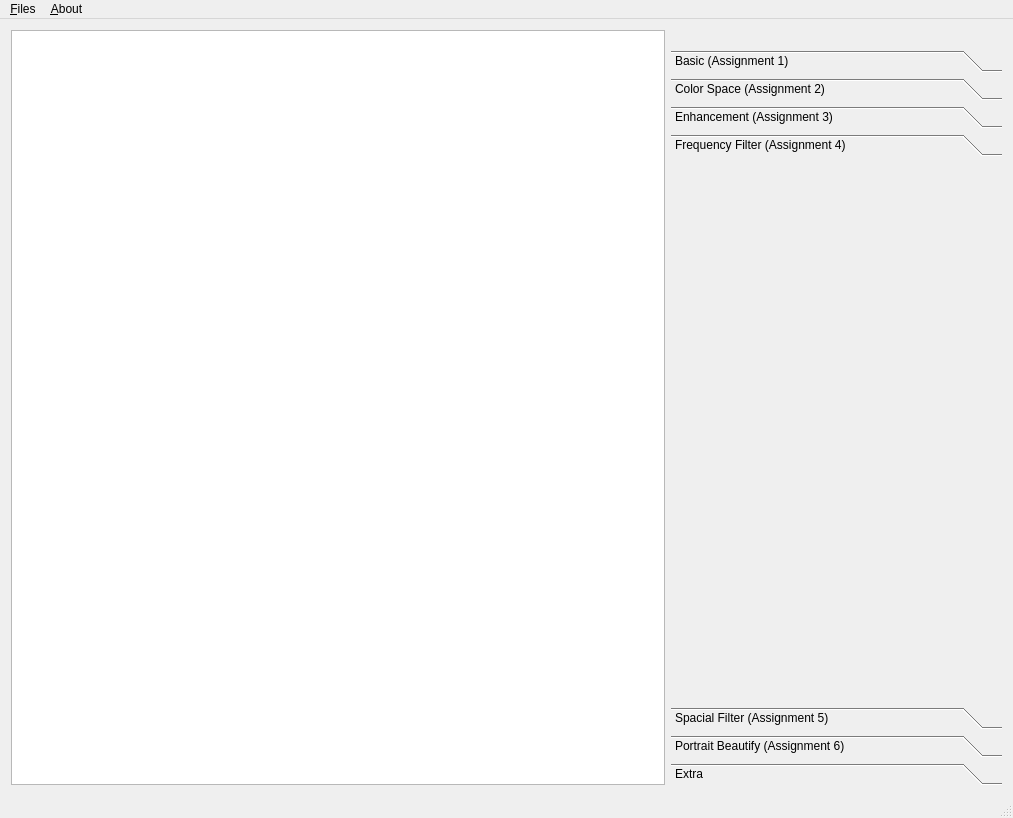
Old version of the form mainwindow.ui in the repository lizy14/hello-lenna.
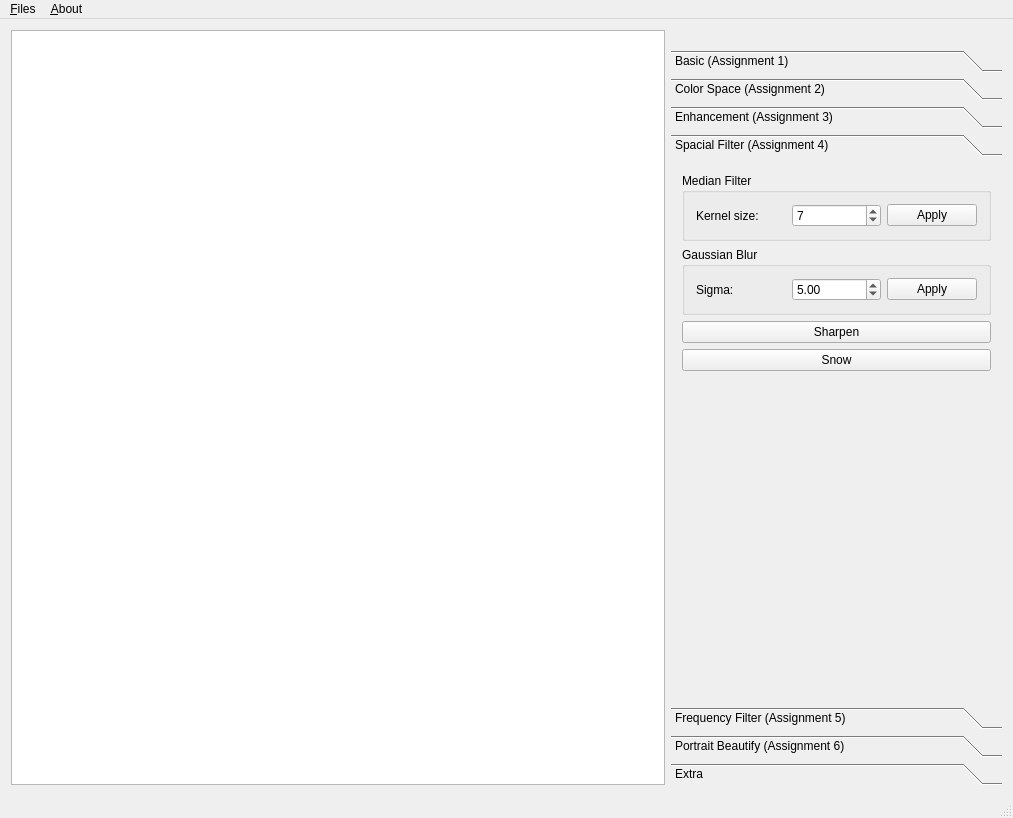
New version of the form. The open tabs and pages were chosen to show the change.

What changed in the file:
```diff
--- a/mainwindow.ui
+++ b/mainwindow.ui
@@ -485,8 +485,109 @@
             </rect>
            </property>
            <attribute name="label">
-            <string>Frequency Filter (Assignment 4)</string>
+            <string>Spacial Filter (Assignment 4)</string>
            </attribute>
+           <layout class="QVBoxLayout" name="verticalLayout_15">
+            <item>
+             <widget class="QGroupBox" name="groupBox_9">
+              <property name="title">
+               <string>Median Filter</string>
+              </property>
+              <layout class="QHBoxLayout" name="horizontalLayout_4">
+               <item>
+                <widget class="QLabel" name="label">
+                 <property name="text">
+                  <string>Kernel size: </string>
+                 </property>
+                </widget>
+               </item>
+               <item>
+                <widget class="QSpinBox" name="sliderMedFilt">
+                 <property name="minimum">
+                  <number>1</number>
+                 </property>
+                 <property name="maximum">
+                  <number>33</number>
+                 </property>
+                 <property name="singleStep">
+                  <number>2</number>
+                 </property>
+                 <property name="value">
+                  <number>7</number>
+                 </property>
+                </widget>
+               </item>
+               <item>
+                <widget class="QPushButton" name="btnMedFilt">
+                 <property name="text">
+                  <string>Apply</string>
+                 </property>
+                </widget>
+               </item>
+              </layout>
+             </widget>
+            </item>
+            <item>
+             <widget class="QGroupBox" name="groupBox_10">
+              <property name="title">
+               <string>Gaussian Blur</string>
+              </property>
+              <layout class="QHBoxLayout" name="horizontalLayout_5">
+               <item>
+                <widget class="QLabel" name="label_6">
+                 <property name="text">
+                  <string>Sigma:</string>
+                 </property>
+                </widget>
+               </item>
+               <item>
+                <widget class="QDoubleSpinBox" name="sliderGaussianFilterSigma">
+                 <property name="maximum">
+                  <double>100.000000000000000</double>
+                 </property>
+                 <property name="value">
+                  <double>5.000000000000000</double>
+                 </property>
+                </widget>
+               </item>
+               <item>
+                <widget class="QPushButton" name="btnGaussianFilter">
+                 <property name="text">
+                  <string>Apply</string>
+                 </property>
+                </widget>
+               </item>
+              </layout>
+             </widget>
+            </item>
+            <item>
+             <widget class="QPushButton" name="btnSharpen">
+              <property name="text">
+               <string>Sharpen</string>
+              </property>
+             </widget>
+            </item>
+            <item>
+             <widget class="QPushButton" name="btnSnow">
+              <property name="text">
+               <string>Snow</string>
+              </property>
+             </widget>
+            </item>
+            <item>
+             <spacer name="verticalSpacer_5">
+              <property name="orientation">
+               <enum>Qt::Vertical</enum>
+              </property>
+              <property name="sizeHint" stdset="0">
+               <size>
+                <width>20</width>
+                <height>40</height>
+               </size>
+              </property>
+             </spacer>
+            </item>
+           </layout>
           </widget>
           <widget class="QWidget" name="page_3">
            <property name="geometry">
@@ -498,7 +599,7 @@
             </rect>
            </property>
            <attribute name="label">
-            <string>Spacial Filter (Assignment 5)</string>
+            <string>Frequency Filter (Assignment 5)</string>
            </attribute>
           </widget>
           <widget class="QWidget" name="page_4">
```
Left out of the diff: 12 changed lines with no effect on the pictures.
